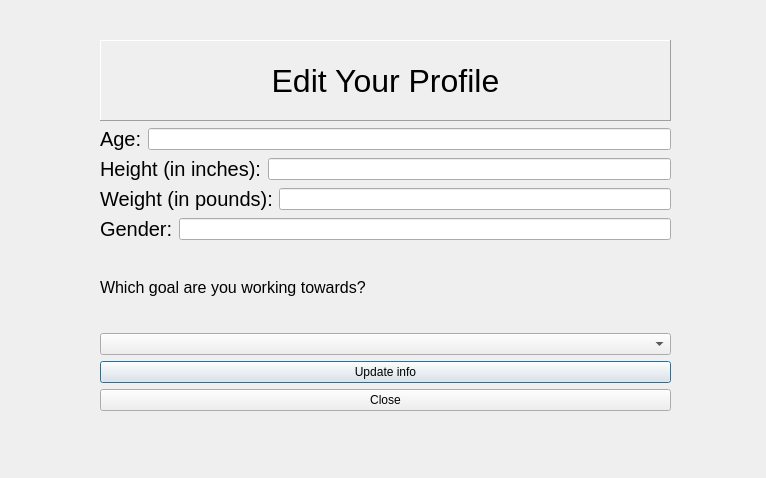
This is edituserinfo.ui in Nicholas-LeBoeuf/RemoteWorkouts as Qt 5 draws it before an edit. The edited form follows.
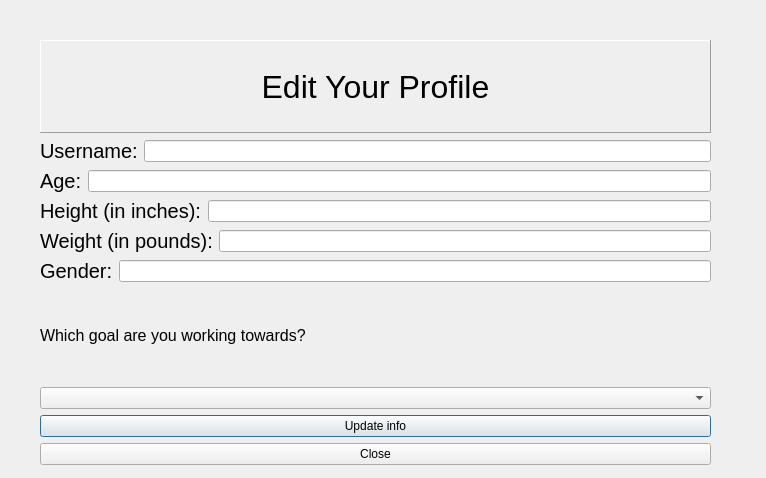
This is the edited form.

Commit message: Added a functionality for the user to be able to change their username. Does field checking and everything. User can also leave the Username tab blank and still update their info

Patch:
```diff
--- a/edituserinfo.ui
+++ b/edituserinfo.ui
@@ -16,10 +16,10 @@
   <widget class="QWidget" name="verticalLayoutWidget">
    <property name="geometry">
     <rect>
-     <x>100</x>
+     <x>40</x>
      <y>40</y>
-     <width>571</width>
-     <height>371</height>
+     <width>671</width>
+     <height>425</height>
     </rect>
    </property>
    <layout class="QVBoxLayout" name="verticalLayout">
@@ -44,6 +44,25 @@
       </property>
      </widget>
     </item>
+    <item>
+     <layout class="QHBoxLayout" name="horizontalLayout_2">
+      <item>
+       <widget class="QLabel" name="UsernameLabel">
+        <property name="font">
+         <font>
+          <pointsize>15</pointsize>
+         </font>
+        </property>
+        <property name="text">
+         <string>Username:</string>
+        </property>
+       </widget>
+      </item>
+      <item>
+       <widget class="QLineEdit" name="userUsername"/>
+      </item>
+     </layout>
+    </item>
     <item>
      <layout class="QHBoxLayout" name="horizontalLayout_3">
       <item>
```
Left out of the diff: 9 changed lines with no effect on the pictures. The commit also changes 2 other files.
